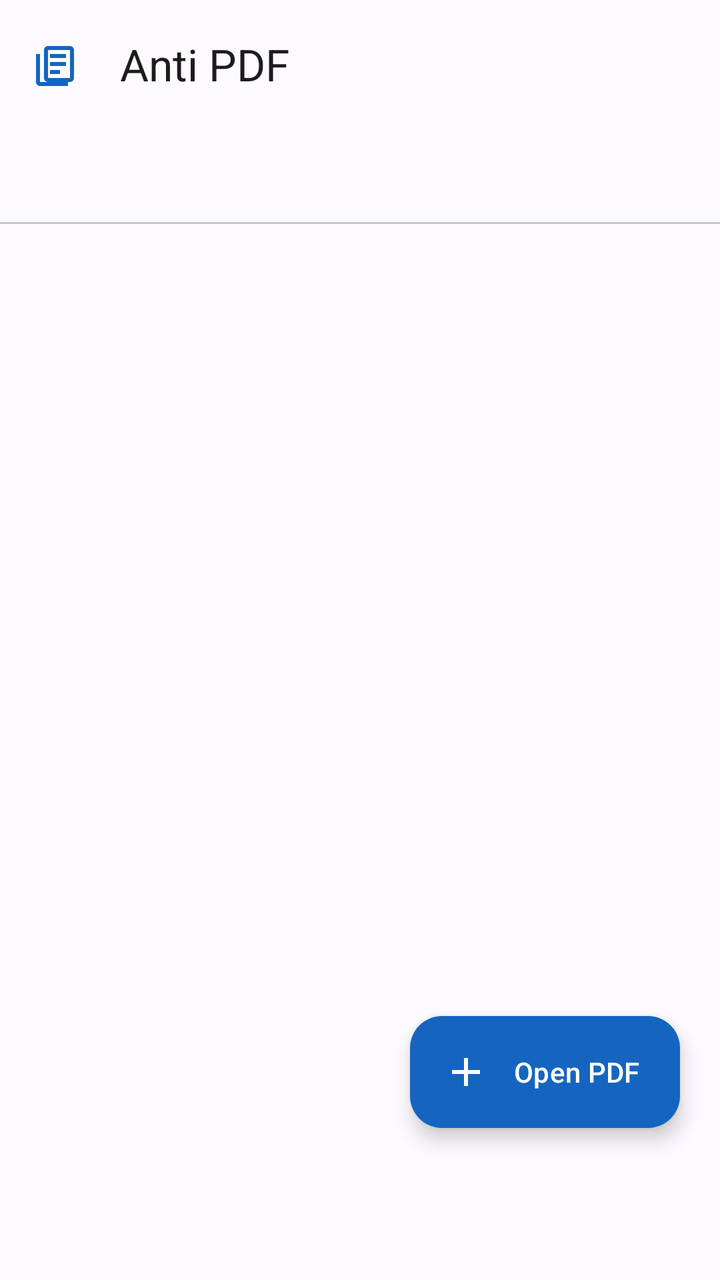
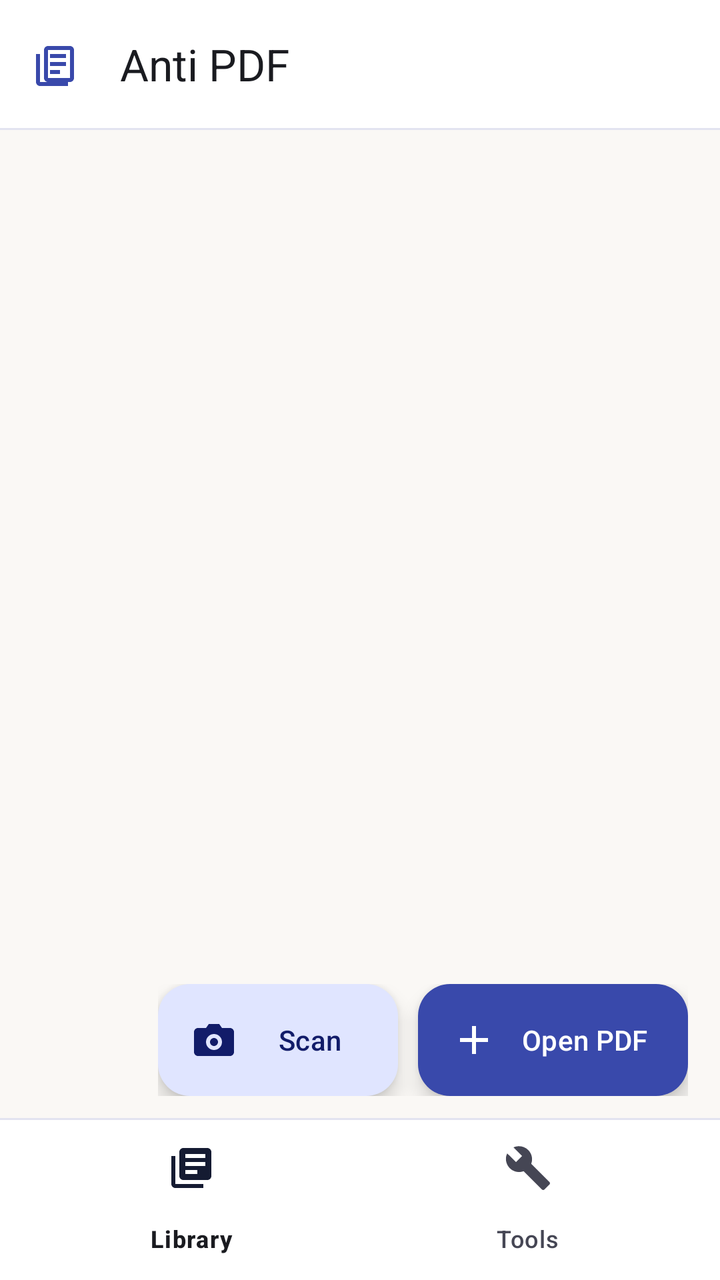

An Android layout rendered at two revisions. The XML below is the earlier revision; the diff shows what the commit changed to produce the second picture.
<!-- AndroidManifest.xml: application theme Theme.VolumPdf -->
<!-- res/layout/activity_main.xml -->
<?xml version="1.0" encoding="utf-8"?>
<androidx.coordinatorlayout.widget.CoordinatorLayout
    xmlns:android="http://schemas.android.com/apk/res/android"
    xmlns:app="http://schemas.android.com/apk/res-auto"
    android:layout_width="match_parent"
    android:layout_height="match_parent"
    android:background="?android:attr/colorBackground">

    <LinearLayout
        android:id="@+id/mainContent"
        android:layout_width="match_parent"
        android:layout_height="match_parent"
        android:orientation="vertical">

        <com.google.android.material.appbar.AppBarLayout
            android:id="@+id/appBarLayout"
            android:layout_width="match_parent"
            android:layout_height="wrap_content"
            android:background="?attr/colorSurface">

            <com.google.android.material.appbar.MaterialToolbar
                android:id="@+id/toolbar"
                android:layout_width="match_parent"
                android:layout_height="?attr/actionBarSize"
                app:title="@string/app_name"
                app:titleTextAppearance="@style/TextAppearance.Material3.TitleLarge"
                app:navigationIcon="@drawable/ic_pdf_document"
                app:navigationIconTint="@color/pdf_badge_color" />

            <com.google.android.material.tabs.TabLayout
                android:id="@+id/tabLayout"
                android:layout_width="match_parent"
                android:layout_height="wrap_content"
                app:tabIndicatorColor="?attr/colorPrimary"
                app:tabSelectedTextColor="?attr/colorPrimary"
                app:tabTextColor="?attr/colorOnSurfaceVariant"
                app:tabMode="fixed" />

        </com.google.android.material.appbar.AppBarLayout>

        <androidx.viewpager2.widget.ViewPager2
            android:id="@+id/viewPager"
            android:layout_width="match_parent"
            android:layout_height="0dp"
            android:layout_weight="1" />

        
        <FrameLayout
            android:id="@+id/bannerContainer"
            android:layout_width="match_parent"
            android:layout_height="wrap_content"
            android:visibility="gone" />

    </LinearLayout>

    <com.google.android.material.floatingactionbutton.ExtendedFloatingActionButton
        android:id="@+id/fabOpenPdf"
        android:layout_width="wrap_content"
        android:layout_height="wrap_content"
        android:layout_gravity="bottom|end"
        android:layout_marginEnd="20dp"
        android:layout_marginBottom="76dp"
        android:text="@string/action_open_pdf"
        app:icon="@drawable/ic_open_pdf"
        app:backgroundTint="?attr/colorPrimary"
        app:iconTint="?attr/colorOnPrimary"
        android:textColor="?attr/colorOnPrimary" />

</androidx.coordinatorlayout.widget.CoordinatorLayout>
<!-- resources referenced by this layout -->
<resources>
  <color name="pdf_badge_color">#1565C0</color>
  <!-- drawable ic_open_pdf (drawable) -->
  <?xml version="1.0" encoding="utf-8"?>
  <vector xmlns:android="http://schemas.android.com/apk/res/android"
      android:width="24dp"
      android:height="24dp"
      android:viewportWidth="24"
      android:viewportHeight="24">
      <path
          android:fillColor="@android:color/white"
          android:pathData="M19,13h-6v6h-2v-6H5v-2h6V5h2v6h6v2z"/>
  </vector>
  <!-- drawable ic_pdf_document (drawable) -->
  <?xml version="1.0" encoding="utf-8"?>
  <vector xmlns:android="http://schemas.android.com/apk/res/android"
      android:width="24dp"
      android:height="24dp"
      android:viewportWidth="24"
      android:viewportHeight="24"
      android:tint="?attr/colorControlNormal">
      <path
          android:fillColor="@android:color/white"
          android:pathData="M19,3H8C6.9,3 6,3.9 6,5v14c0,1.1 0.9,2 2,2h11c1.1,0 2,-0.9 2,-2V5C21,3.9 20.1,3 19,3z M19,19H8V5h11V19z M4,7H2v14c0,1.1 0.9,2 2,2h14v-2H4V7z M9,7h8v2H9V7z M9,11h8v2H9V11z M9,15h5v2H9V15z"/>
  </vector>
  <string name="action_open_pdf">Open PDF</string>
  <string name="app_name">Anti PDF</string>
  <color name="md_theme_light_primary">#1565C0</color>
  <color name="md_theme_light_onPrimary">#FFFFFF</color>
  <color name="md_theme_light_primaryContainer">#D8E2FF</color>
  <color name="md_theme_light_onPrimaryContainer">#001A41</color>
  <color name="md_theme_light_secondary">#565F71</color>
  <color name="md_theme_light_onSecondary">#FFFFFF</color>
  <color name="md_theme_light_secondaryContainer">#DAE2F9</color>
  <color name="md_theme_light_onSecondaryContainer">#131C2B</color>
  <color name="md_theme_light_tertiary">#705574</color>
  <color name="md_theme_light_onTertiary">#FFFFFF</color>
  <color name="md_theme_light_tertiaryContainer">#FAD8FD</color>
  <color name="md_theme_light_onTertiaryContainer">#29132E</color>
  <color name="md_theme_light_error">#BA1A1A</color>
  <color name="md_theme_light_onError">#FFFFFF</color>
  <color name="md_theme_light_errorContainer">#FFDAD6</color>
  <color name="md_theme_light_onErrorContainer">#410002</color>
  <color name="md_theme_light_background">#FDFBFF</color>
  <color name="md_theme_light_onBackground">#1A1C1E</color>
  <color name="md_theme_light_surface">#FDFBFF</color>
  <color name="md_theme_light_onSurface">#1A1C1E</color>
  <color name="md_theme_light_surfaceVariant">#E1E2EC</color>
  <color name="md_theme_light_onSurfaceVariant">#44474F</color>
  <color name="md_theme_light_outline">#74777F</color>
  <color name="md_theme_light_outlineVariant">#C4C6D0</color>
  <!-- unchanged entries left out for length: 1 -->
</resources>

<!-- the commit's change to res/layout/activity_main.xml (unified diff, before → after) -->
@@ -16,7 +16,8 @@
             android:id="@+id/appBarLayout"
             android:layout_width="match_parent"
             android:layout_height="wrap_content"
-            android:background="?attr/colorSurface">
+            android:background="?attr/colorSurface"
+            app:elevation="0dp">
 
             <com.google.android.material.appbar.MaterialToolbar
                 android:id="@+id/toolbar"
@@ -24,17 +25,15 @@
                 android:layout_height="?attr/actionBarSize"
                 app:title="@string/app_name"
                 app:titleTextAppearance="@style/TextAppearance.Material3.TitleLarge"
+                app:titleTextColor="?attr/colorOnSurface"
                 app:navigationIcon="@drawable/ic_pdf_document"
-                app:navigationIconTint="@color/pdf_badge_color" />
+                app:navigationIconTint="?attr/colorPrimary" />
 
-            <com.google.android.material.tabs.TabLayout
-                android:id="@+id/tabLayout"
+            
+            <View
                 android:layout_width="match_parent"
-                android:layout_height="wrap_content"
-                app:tabIndicatorColor="?attr/colorPrimary"
-                app:tabSelectedTextColor="?attr/colorPrimary"
-                app:tabTextColor="?attr/colorOnSurfaceVariant"
-                app:tabMode="fixed" />
+                android:layout_height="1dp"
+                android:background="?attr/colorOutlineVariant" />
 
         </com.google.android.material.appbar.AppBarLayout>
 
@@ -51,19 +50,58 @@
             android:layout_height="wrap_content"
             android:visibility="gone" />
 
+        
+        <View
+            android:layout_width="match_parent"
+            android:layout_height="1dp"
+            android:background="?attr/colorOutlineVariant" />
+
+        
+        <com.google.android.material.bottomnavigation.BottomNavigationView
+            android:id="@+id/bottomNavigation"
+            android:layout_width="match_parent"
+            android:layout_height="wrap_content"
+            android:background="?attr/colorSurface"
+            app:elevation="0dp"
+            app:labelVisibilityMode="labeled"
+            app:menu="@menu/menu_main_bottom" />
+
     </LinearLayout>
 
-    <com.google.android.material.floatingactionbutton.ExtendedFloatingActionButton
-        android:id="@+id/fabOpenPdf"
+    
+    <LinearLayout
+        android:id="@+id/fabCluster"
         android:layout_width="wrap_content"
         android:layout_height="wrap_content"
         android:layout_gravity="bottom|end"
-        android:layout_marginEnd="20dp"
-        android:layout_marginBottom="76dp"
-        android:text="@string/action_open_pdf"
-        app:icon="@drawable/ic_open_pdf"
-        app:backgroundTint="?attr/colorPrimary"
-        app:iconTint="?attr/colorOnPrimary"
-        android:textColor="?attr/colorOnPrimary" />
+        android:layout_marginEnd="16dp"
+        android:layout_marginBottom="92dp"
+        android:gravity="end|center_vertical"
+        android:orientation="horizontal">
+
+        <com.google.android.material.floatingactionbutton.ExtendedFloatingActionButton
+            android:id="@+id/fabScanPdf"
+            android:layout_width="wrap_content"
+            android:layout_height="wrap_content"
+            android:layout_marginEnd="10dp"
+            android:text="@string/action_scan_short"
+            android:textColor="?attr/colorOnPrimaryContainer"
+            app:backgroundTint="?attr/colorPrimaryContainer"
+            app:elevation="3dp"
+            app:icon="@drawable/ic_camera_scan"
+            app:iconTint="?attr/colorOnPrimaryContainer" />
+
+        <com.google.android.material.floatingactionbutton.ExtendedFloatingActionButton
+            android:id="@+id/fabOpenPdf"
+            android:layout_width="wrap_content"
+            android:layout_height="wrap_content"
+            android:text="@string/action_open_pdf"
+            android:textColor="?attr/colorOnPrimary"
+            app:backgroundTint="?attr/colorPrimary"
+            app:elevation="4dp"
+            app:icon="@drawable/ic_open_pdf"
+            app:iconTint="?attr/colorOnPrimary" />
+
+    </LinearLayout>
 
 </androidx.coordinatorlayout.widget.CoordinatorLayout>
<!-- resource entries referenced after the edit -->
@@ -1,6 +1,17 @@
 <!-- resources referenced by this layout -->
 <resources>
-  <color name="pdf_badge_color">#1565C0</color>
+  <!-- drawable ic_camera_scan (drawable) -->
+  <?xml version="1.0" encoding="utf-8"?>
+  <vector xmlns:android="http://schemas.android.com/apk/res/android"
+      android:width="24dp"
+      android:height="24dp"
+      android:viewportWidth="24"
+      android:viewportHeight="24"
+      android:tint="?attr/colorControlNormal">
+      <path
+          android:fillColor="@android:color/white"
+          android:pathData="M9.4,4H14.6L16,6H20C21.1,6 22,6.9 22,8V18C22,19.1 21.1,20 20,20H4C2.9,20 2,19.1 2,18V8C2,6.9 2.9,6 4,6H8L9.4,4M12,9C9.79,9 8,10.79 8,13C8,15.21 9.79,17 12,17C14.21,17 16,15.21 16,13C16,10.79 14.21,9 12,9M12,11C13.1,11 14,11.9 14,13C14,14.1 13.1,15 12,15C10.9,15 10,14.1 10,13C10,11.9 10.9,11 12,11Z"/>
+  </vector>
   <!-- drawable ic_open_pdf (drawable) -->
   <?xml version="1.0" encoding="utf-8"?>
   <vector xmlns:android="http://schemas.android.com/apk/res/android"
@@ -25,31 +36,32 @@
           android:pathData="M19,3H8C6.9,3 6,3.9 6,5v14c0,1.1 0.9,2 2,2h11c1.1,0 2,-0.9 2,-2V5C21,3.9 20.1,3 19,3z M19,19H8V5h11V19z M4,7H2v14c0,1.1 0.9,2 2,2h14v-2H4V7z M9,7h8v2H9V7z M9,11h8v2H9V11z M9,15h5v2H9V15z"/>
   </vector>
   <string name="action_open_pdf">Open PDF</string>
+  <string name="action_scan_short">Scan</string>
   <string name="app_name">Anti PDF</string>
-  <color name="md_theme_light_primary">#1565C0</color>
+  <color name="md_theme_light_primary">#3949AB</color>
   <color name="md_theme_light_onPrimary">#FFFFFF</color>
-  <color name="md_theme_light_primaryContainer">#D8E2FF</color>
-  <color name="md_theme_light_onPrimaryContainer">#001A41</color>
-  <color name="md_theme_light_secondary">#565F71</color>
+  <color name="md_theme_light_primaryContainer">#E0E5FF</color>
+  <color name="md_theme_light_onPrimaryContainer">#121C69</color>
+  <color name="md_theme_light_secondary">#585E78</color>
   <color name="md_theme_light_onSecondary">#FFFFFF</color>
-  <color name="md_theme_light_secondaryContainer">#DAE2F9</color>
-  <color name="md_theme_light_onSecondaryContainer">#131C2B</color>
-  <color name="md_theme_light_tertiary">#705574</color>
+  <color name="md_theme_light_secondaryContainer">#DCE1FF</color>
+  <color name="md_theme_light_onSecondaryContainer">#151B32</color>
+  <color name="md_theme_light_tertiary">#735471</color>
   <color name="md_theme_light_onTertiary">#FFFFFF</color>
-  <color name="md_theme_light_tertiaryContainer">#FAD8FD</color>
-  <color name="md_theme_light_onTertiaryContainer">#29132E</color>
+  <color name="md_theme_light_tertiaryContainer">#FED7F9</color>
+  <color name="md_theme_light_onTertiaryContainer">#2B122B</color>
   <color name="md_theme_light_error">#BA1A1A</color>
   <color name="md_theme_light_onError">#FFFFFF</color>
   <color name="md_theme_light_errorContainer">#FFDAD6</color>
   <color name="md_theme_light_onErrorContainer">#410002</color>
-  <color name="md_theme_light_background">#FDFBFF</color>
-  <color name="md_theme_light_onBackground">#1A1C1E</color>
-  <color name="md_theme_light_surface">#FDFBFF</color>
-  <color name="md_theme_light_onSurface">#1A1C1E</color>
-  <color name="md_theme_light_surfaceVariant">#E1E2EC</color>
-  <color name="md_theme_light_onSurfaceVariant">#44474F</color>
-  <color name="md_theme_light_outline">#74777F</color>
-  <color name="md_theme_light_outlineVariant">#C4C6D0</color>
+  <color name="md_theme_light_background">#FAF8F5</color>
+  <color name="md_theme_light_onBackground">#1A1B20</color>
+  <color name="md_theme_light_surface">#FFFFFF</color>
+  <color name="md_theme_light_onSurface">#1A1B20</color>
+  <color name="md_theme_light_surfaceVariant">#EEF0FA</color>
+  <color name="md_theme_light_onSurfaceVariant">#454654</color>
+  <color name="md_theme_light_outline">#757685</color>
+  <color name="md_theme_light_outlineVariant">#E2E3F0</color>
   <!-- unchanged entries left out for length: 1 -->
 </resources>
 
